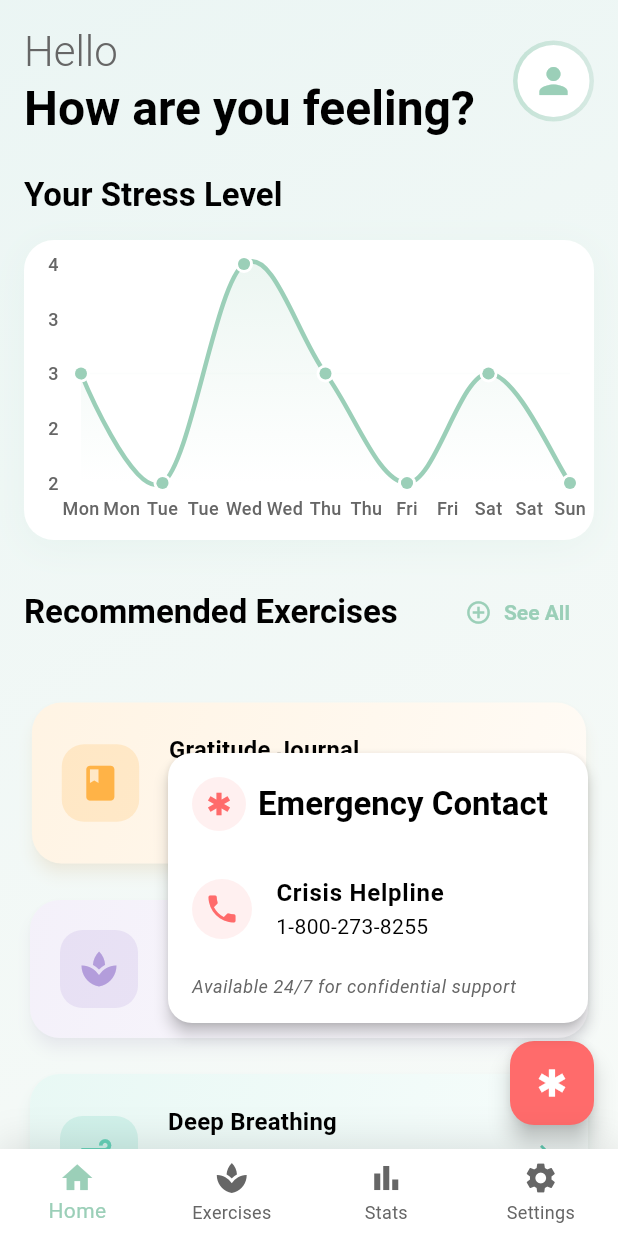
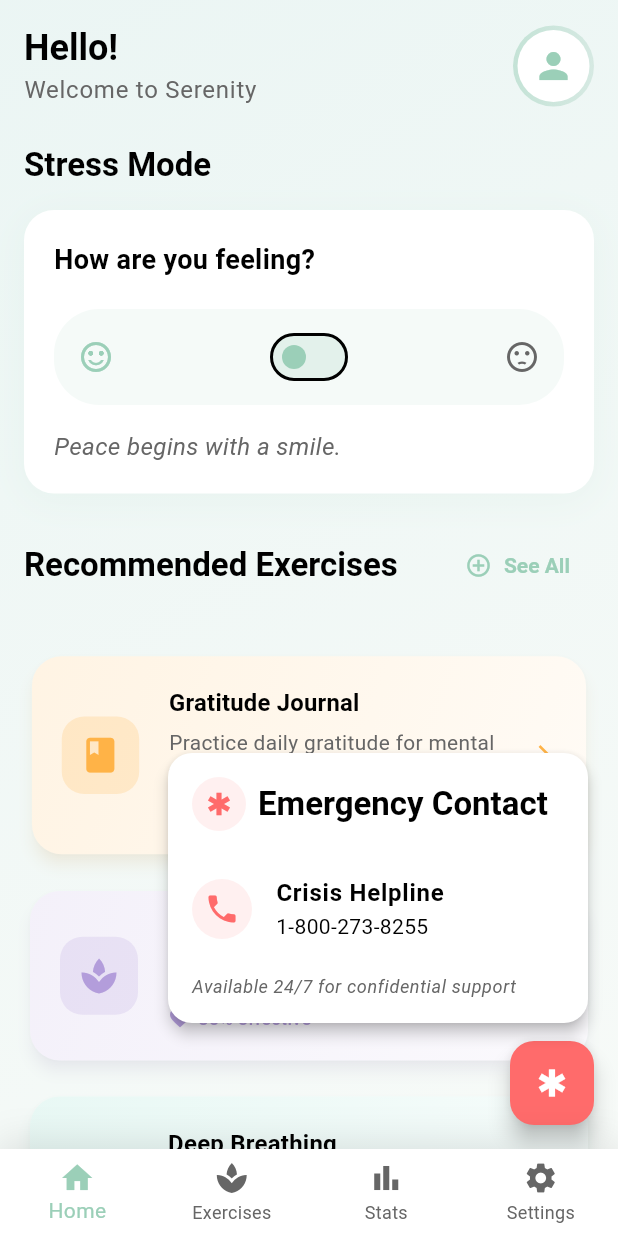
Before and after one commit to drLite35/serenity-app, a Flutter app: the HomeScreen screen opened directly, after a tap on the "emergency" icon, on a phone screen of 412 x 824 dp. Run offline on Flutter 3.47's test engine with Material 3 defaults, Android fonts, the phone set to English and light mode, and no system bars; drawn by our look-alikes of fl_chart; our stand-ins replace audioplayers, flutter_local_notifications, shared_preferences, timezone; accounts and stored records are empty.

Commit message:
Replace stress graph with mood selector and inspirational thoughts on home screen

```diff
--- a/lib/screens/home_screen.dart
+++ b/lib/screens/home_screen.dart
@@ -10,6 +10,7 @@ import 'settings_screen.dart';
 import 'package:shared_preferences/shared_preferences.dart';
 import '../widgets/exercise_feedback_dialog.dart';
 import '../services/exercise_feedback_service.dart';
+import '../services/user_service.dart';
 
 class HomeScreen extends StatefulWidget {
   const HomeScreen({super.key});
@@ -24,6 +25,20 @@ class _HomeScreenState extends State<HomeScreen> with SingleTickerProviderStateM
   int _currentIndex = 0;
   late AnimationController _controller;
   late Animation<double> _scaleAnimation;
+  final UserService _userService = UserService();
+  String? _userName;
+  bool _isStressed = false;
+  String _currentThought = '';
+  final List<String> _positiveThoughts = [
+    'Every breath brings a moment of peace.',
+    'You are stronger than you know.',
+    'This moment is a gift, that\'s why it\'s called the present.',
+    'Your mind is a garden, your thoughts are the seeds.',
+    'Peace begins with a smile.',
+    'In the midst of movement, find stillness.',
+    'Today is full of endless possibilities.',
+    'You are exactly where you need to be.',
+  ];
 
   @override
   void initState() {
@@ -39,6 +54,9 @@ class _HomeScreenState extends State<HomeScreen> with SingleTickerProviderStateM
     _scaleAnimation = Tween<double>(begin: 0.95, end: 1.05).animate(
       CurvedAnimation(parent: _controller, curve: Curves.easeInOut),
     );
+
+    _loadUserName();
+    _updateThought();
   }
 
   @override
@@ -55,28 +73,39 @@ class _HomeScreenState extends State<HomeScreen> with SingleTickerProviderStateM
   }
 
   void _onNavigationTap(int index) {
+    if (_currentIndex == index) return; // Don't navigate if already on the page
+
     setState(() {
       _currentIndex = index;
     });
 
     switch (index) {
-      case 1:
+      case 0: // Home
+        if (mounted) {
+          Navigator.pushAndRemoveUntil(
+            context,
+            MaterialPageRoute(builder: (context) => const HomeScreen()),
+            (route) => false,
+          );
+        }
+        break;
+      case 1: // Exercises
         Navigator.push(
           context,
           MaterialPageRoute(builder: (context) => const ExercisesScreen()),
-        );
+        ).then((_) => setState(() => _currentIndex = 0));
         break;
-      case 2:
+      case 2: // Stats
         Navigator.push(
           context,
           MaterialPageRoute(builder: (context) => const StatsScreen()),
-        );
+        ).then((_) => setState(() => _currentIndex = 0));
         break;
-      case 3:
+      case 3: // Settings
         Navigator.push(
           context,
           MaterialPageRoute(builder: (context) => const SettingsScreen()),
-        );
+        ).then((_) => setState(() => _currentIndex = 0));
         break;
     }
   }
@@ -108,14 +137,14 @@ class _HomeScreenState extends State<HomeScreen> with SingleTickerProviderStateM
     }
 
     print('Navigating to route: $route for exercise: $exerciseName');
-    final result = await Navigator.pushNamed(
+    await Navigator.pushNamed(
       context,
       route,
       arguments: exerciseName,
     );
 
-    print('Exercise result: $result');
-    if (result == true && mounted) {
+    // Show feedback dialog whenever returning from an exercise
+    if (mounted) {
       final prefs = await SharedPreferences.getInstance();
       showDialog(
         context: context,
@@ -126,6 +155,21 @@ class _HomeScreenState extends State<HomeScreen> with SingleTickerProviderStateM
         ),
       );
     }
+  }
+
+  Future<void> _loadUserName() async {
+    final name = await _userService.getName();
+    if (mounted) {
+      setState(() {
+        _userName = name;
+      });
+    }
+  }
+
+  void _updateThought() {
+    setState(() {
+      _currentThought = _positiveThoughts[Random().nextInt(_positiveThoughts.length)];
+    });
   }
 
   @override
@@ -163,17 +207,16 @@ class _HomeScreenState extends State<HomeScreen> with SingleTickerProviderStateM
                               crossAxisAlignment: CrossAxisAlignment.start,
                               children: [
                                 Text(
-                                  'Hello',
-                                  style: Theme.of(context).textTheme.headlineMedium?.copyWith(
-                                    color: AppTheme.textLight,
-                                    fontWeight: FontWeight.w300,
+                                  'Hello${_userName != null ? ', $_userName' : ''}!',
+                                  style: Theme.of(context).textTheme.headlineSmall?.copyWith(
+                                    color: AppTheme.textDark,
+                                    fontWeight: FontWeight.w600,
                                   ),
                                 ),
                                 Text(
-                                  'How are you feeling?',
-                                  style: Theme.of(context).textTheme.headlineLarge?.copyWith(
-                                    color: AppTheme.textDark,
-                                    fontWeight: FontWeight.bold,
+                                  'Welcome to Serenity',
+                                  style: Theme.of(context).textTheme.bodyLarge?.copyWith(
+                                    color: AppTheme.textLight,
                                   ),
                                 ),
                               ],
@@ -215,131 +258,14 @@ class _HomeScreenState extends State<HomeScreen> with SingleTickerProviderStateM
                         ),
                         const SizedBox(height: 24),
                         Text(
-                          'Your Stress Level',
+                          'Stress Mode',
                           style: Theme.of(context).textTheme.titleLarge?.copyWith(
                             color: AppTheme.textDark,
                             fontWeight: FontWeight.w600,
                           ),
                         ),
                         const SizedBox(height: 16),
-                        Container(
-                          height: 200,
-                          padding: const EdgeInsets.all(16),
-                          decoration: BoxDecoration(
-                            color: Colors.white,
-                            borderRadius: BorderRadius.circular(20),
-                            boxShadow: [
-                              BoxShadow(
-                                color: AppTheme.primaryMint.withOpacity(0.1),
-                                blurRadius: 20,
-                                offset: const Offset(0, 5),
-                              ),
-                            ],
-                          ),
-                          child: LineChart(
-                            LineChartData(
-                              gridData: FlGridData(
-                                show: true,
-                                drawVerticalLine: false,
-                                horizontalInterval: 1,
-                                getDrawingHorizontalLine: (value) {
-                                  return FlLine(
-                                    color: AppTheme.accentGray.withOpacity(0.2),
-                                    strokeWidth: 1,
-                                  );
-                                },
-                              ),
-                              titlesData: FlTitlesData(
-                                show: true,
-                                rightTitles: AxisTitles(
-                                  sideTitles: SideTitles(showTitles: false),
-                                ),
-                                topTitles: AxisTitles(
-                                  sideTitles: SideTitles(showTitles: false),
-                                ),
-                                bottomTitles: AxisTitles(
-                                  sideTitles: SideTitles(
-                                    showTitles: true,
-                                    getTitlesWidget: (value, meta) {
-                                      const days = ['Mon', 'Tue', 'Wed', 'Thu', 'Fri', 'Sat', 'Sun'];
-                                      if (value.toInt() >= 0 && value.toInt() < days.length) {
-                                        return Padding(
-                                          padding: const EdgeInsets.only(top: 8.0),
-                                          child: Text(
-                                            days[value.toInt()],
-                                            style: TextStyle(
-                                              color: AppTheme.textLight,
-                                              fontSize: 12,
-                                              fontWeight: FontWeight.w500,
-                                            ),
-                                          ),
-                                        );
-                                      }
-                                      return const Text('');
-                                    },
-                                  ),
-                                ),
-                                leftTitles: AxisTitles(
-                                  sideTitles: SideTitles(
-                                    showTitles: true,
-                                    getTitlesWidget: (value, meta) {
-                                      return Padding(
-                                        padding: const EdgeInsets.only(right: 8.0),
-                                        child: Text(
-                                          value.toInt().toString(),
-                                          style: TextStyle(
-                                            color: AppTheme.textLight,
-                                            fontSize: 12,
-                                            fontWeight: FontWeight.w500,
-                                          ),
-                                        ),
-                                      );
-                                    },
-                                  ),
-                                ),
-                              ),
-                              borderData: FlBorderData(show: false),
-                              lineBarsData: [
-                                LineChartBarData(
-                                  spots: [
-                                    FlSpot(0, 3),
-                                    FlSpot(1, 2),
-                                    FlSpot(2, 4),
-                                    FlSpot(3, 3),
-                                    FlSpot(4, 2),
-                                    FlSpot(5, 3),
-                                    FlSpot(6, 2),
-                                  ],
-                                  isCurved: true,
-                                  color: AppTheme.primaryMint,
-                                  barWidth: 3,
-                                  dotData: FlDotData(
-                                    show: true,
-                                    getDotPainter: (spot, percent, barData, index) {
-                                      return FlDotCirclePainter(
-                                        radius: 4,
-                                        color: AppTheme.primaryMint,
-                                        strokeWidth: 2,
-                                        strokeColor: Colors.white,
-                                      );
-                                    },
-                                  ),
-                                  belowBarData: BarAreaData(
-                                    show: true,
-                                    gradient: LinearGradient(
-                                      colors: [
-                                        AppTheme.primaryMint.withOpacity(0.2),
-                                        AppTheme.primaryMint.withOpacity(0.0),
-                                      ],
-                                      begin: Alignment.topCenter,
-                                      end: Alignment.bottomCenter,
-                                    ),
-                                  ),
-                                ),
-                              ],
-                            ),
-                          ),
-                        ),
+                        _buildStressModeSelector(),
                         const SizedBox(height: 24),
                         Row(
                           mainAxisAlignment: MainAxisAlignment.spaceBetween,
@@ -387,82 +313,7 @@ class _HomeScreenState extends State<HomeScreen> with SingleTickerProviderStateM
                                 child: child,
                               );
                             },
-                            child: Hero(
-                              tag: 'exercise_${exercise.title}',
-                              child: Material(
-                                color: Colors.transparent,
-                                child: Card(
-                                  elevation: 4,
-                                  shadowColor: exercise.color.withOpacity(0.2),
-                                  shape: RoundedRectangleBorder(
-                                    borderRadius: BorderRadius.circular(20),
-                                  ),
-                                  child: InkWell(
-                                    onTap: () => _navigateToExercise(context, exercise.title),
-                                    borderRadius: BorderRadius.circular(20),
-                                    child: Container(
-                                      padding: const EdgeInsets.all(20.0),
-                                      decoration: BoxDecoration(
-                                        borderRadius: BorderRadius.circular(20),
-                                        gradient: LinearGradient(
-                                          begin: Alignment.topLeft,
-                                          end: Alignment.bottomRight,
-                                          colors: [
-                                            exercise.color.withOpacity(0.15),
-                                            exercise.color.withOpacity(0.05),
-                                          ],
-                                        ),
-                                      ),
-                                      child: Row(
-                                        children: [
-                                          Container(
-                                            padding: const EdgeInsets.all(12),
-                                            decoration: BoxDecoration(
-                                              color: exercise.color.withOpacity(0.2),
-                                              borderRadius: BorderRadius.circular(15),
-                                            ),
-                                            child: Icon(
-                                              exercise.icon,
-                                              size: 28,
-                                              color: exercise.color,
-                                            ),
-                                          ),
-                                          const SizedBox(width: 20),
-                                          Expanded(
-                                            child: Column(
-                                              crossAxisAlignment: CrossAxisAlignment.start,
-                                              children: [
-                                                Text(
-                                                  exercise.title,
-                                                  style: Theme.of(context).textTheme.titleMedium?.copyWith(
-                                                    color: AppTheme.textDark,
-                                                    fontWeight: FontWeight.w600,
-                                                  ),
-                                                ),
-                                                const SizedBox(height: 4),
-                                                Text(
-                                                  exercise.description,
-                                                  style: Theme.of(context).textTheme.bodyMedium?.copyWith(
-                                                    color: AppTheme.textLight,
-                                                  ),
-                                                  maxLines: 2,
-                                                  overflow: TextOverflow.ellipsis,
-                                                ),
-                                              ],
-                                            ),
-                                          ),
-                                          Icon(
-                                            Icons.arrow_forward_ios,
-                                            color: exercise.color,
-                                            size: 16,
-                                          ),
-                                        ],
-                                      ),
-                                    ),
-                                  ),
-                                ),
-                              ),
-                            ),
+                            child: _buildExerciseCard(exercise),
                           ),
                         );
                       },
@@ -603,4 +454,201 @@ class _HomeScreenState extends State<HomeScreen> with SingleTickerProviderStateM
       ),
     );
   }
+
+  Widget _buildExerciseCard(Exercise exercise) {
+    return Hero(
+      tag: 'exercise_${exercise.title}',
+      child: Material(
+        color: Colors.transparent,
+        child: Card(
+          elevation: 4,
+          shadowColor: exercise.color.withOpacity(0.2),
+          shape: RoundedRectangleBorder(
+            borderRadius: BorderRadius.circular(20),
+          ),
+          child: InkWell(
+            onTap: () => _navigateToExercise(context, exercise.title),
+            borderRadius: BorderRadius.circular(20),
+            child: Container(
+              padding: const EdgeInsets.all(20.0),
+              decoration: BoxDecoration(
+                borderRadius: BorderRadius.circular(20),
+                gradient: LinearGradient(
+                  begin: Alignment.topLeft,
+                  end: Alignment.bottomRight,
+                  colors: [
+                    exercise.color.withOpacity(0.15),
+                    exercise.color.withOpacity(0.05),
+                  ],
+                ),
+              ),
+              child: Row(
+                children: [
+                  Container(
+                    padding: const EdgeInsets.all(12),
+                    decoration: BoxDecoration(
+                      color: exercise.color.withOpacity(0.2),
+                      borderRadius: BorderRadius.circular(15),
+                    ),
+                    child: Icon(
+                      exercise.icon,
+                      size: 28,
+                      color: exercise.color,
+                    ),
+                  ),
+                  const SizedBox(width: 20),
+                  Expanded(
+                    child: Column(
+                      crossAxisAlignment: CrossAxisAlignment.start,
+                      children: [
+                        Text(
+                          exercise.title,
+                          style: Theme.of(context).textTheme.titleMedium?.copyWith(
+                            color: AppTheme.textDark,
+                            fontWeight: FontWeight.w600,
+                          ),
+                        ),
+                        const SizedBox(height: 4),
+                        Text(
+                          exercise.description,
+                          style: Theme.of(context).textTheme.bodyMedium?.copyWith(
+                            color: AppTheme.textLight,
+                          ),
+                          maxLines: 2,
+                          overflow: TextOverflow.ellipsis,
+                        ),
+                        const SizedBox(height: 8),
+                        Row(
+                          children: [
+                            Icon(
+                              Icons.favorite,
+                              size: 16,
+                              color: exercise.color,
+                            ),
+                            const SizedBox(width: 4),
+                            Text(
+                              '${(85 + Random().nextInt(10))}% effective', // Mock effectiveness
+                              style: TextStyle(
+                                color: exercise.color,
+                                fontSize: 12,
+                                fontWeight: FontWeight.w500,
+                              ),
+                            ),
+                          ],
+                        ),
+                      ],
+                    ),
+                  ),
+                  Icon(
+                    Icons.arrow_forward_ios,
+                    color: exercise.color,
+                    size: 16,
+                  ),
+                ],
+              ),
+            ),
+          ),
+        ),
+      ),
+    );
+  }
+
+  Widget _buildStressModeSelector() {
+    return Container(
+      padding: const EdgeInsets.all(20),
+      decoration: BoxDecoration(
+        color: Colors.white,
+        borderRadius: BorderRadius.circular(20),
+        boxShadow: [
+          BoxShadow(
+            color: AppTheme.primaryMint.withOpacity(0.1),
+            blurRadius: 20,
+            offset: const Offset(0, 5),
+          ),
+        ],
+      ),
+      child: Column(
+        mainAxisSize: MainAxisSize.min,
+        crossAxisAlignment: CrossAxisAlignment.start,
+        children: [
+          Text(
+            'How are you feeling?',
+            style: TextStyle(
+              color: AppTheme.textDark,
+              fontSize: 18,
+              fontWeight: FontWeight.w600,
+            ),
+          ),
+          const SizedBox(height: 20),
+          Container(
+            padding: const EdgeInsets.symmetric(horizontal: 16, vertical: 8),
+            decoration: BoxDecoration(
+              color: AppTheme.primaryMint.withOpacity(0.1),
+              borderRadius: BorderRadius.circular(30),
+            ),
+            child: Row(
+              children: [
+                Icon(
+                  Icons.sentiment_satisfied_alt,
+                  color: !_isStressed ? AppTheme.primaryMint : AppTheme.textLight,
+                ),
+                Expanded(
+                  child: Switch(
+                    value: _isStressed,
+                    onChanged: (value) {
+                      setState(() {
+                        _isStressed = value;
+                        if (!_isStressed) {
+                          _updateThought();
+                        }
+                      });
+                    },
+                    activeColor: AppTheme.primaryMint,
+                    activeTrackColor: AppTheme.primaryMint.withOpacity(0.4),
+                    inactiveThumbColor: AppTheme.primaryMint,
+                    inactiveTrackColor: AppTheme.primaryMint.withOpacity(0.2),
+                  ),
+                ),
+                Icon(
+                  Icons.sentiment_dissatisfied,
+                  color: _isStressed ? AppTheme.primaryMint : AppTheme.textLight,
+                ),
+              ],
+            ),
+          ),
+          const SizedBox(height: 16),
+          if (!_isStressed)
+            Text(
+              _currentThought,
+              style: TextStyle(
+                color: AppTheme.textLight,
+                fontSize: 16,
+                fontStyle: FontStyle.italic,
+              ),
+            )
+          else
+            Row(
+              children: [
+                Icon(
+                  Icons.spa,
+                  color: AppTheme.primaryMint,
+                  size: 20,
+                ),
+                const SizedBox(width: 8),
+                Expanded(
+                  child: Text(
+                    'Try a recommended exercise below',
+                    style: TextStyle(
+                      color: AppTheme.primaryMint,
+                      fontSize: 16,
+                      fontWeight: FontWeight.w500,
+                    ),
+                  ),
+                ),
+              ],
+            ),
+        ],
+      ),
+    );
+  }
 }
```
